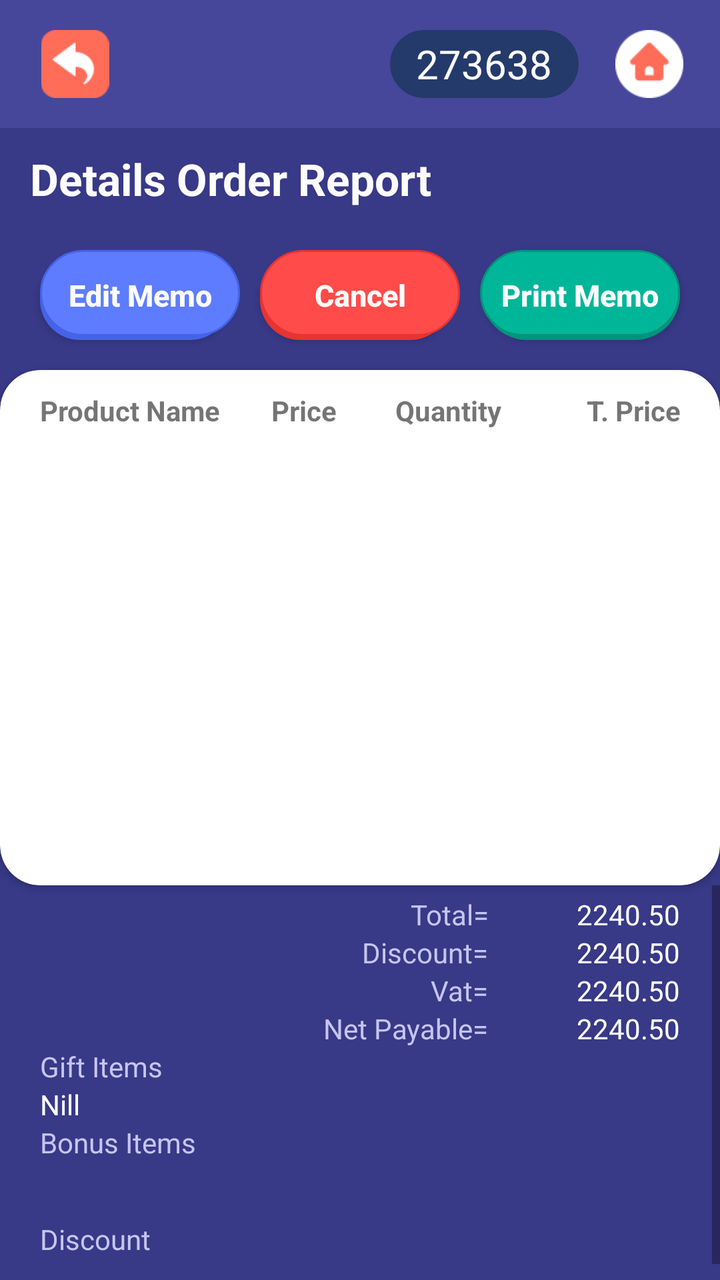
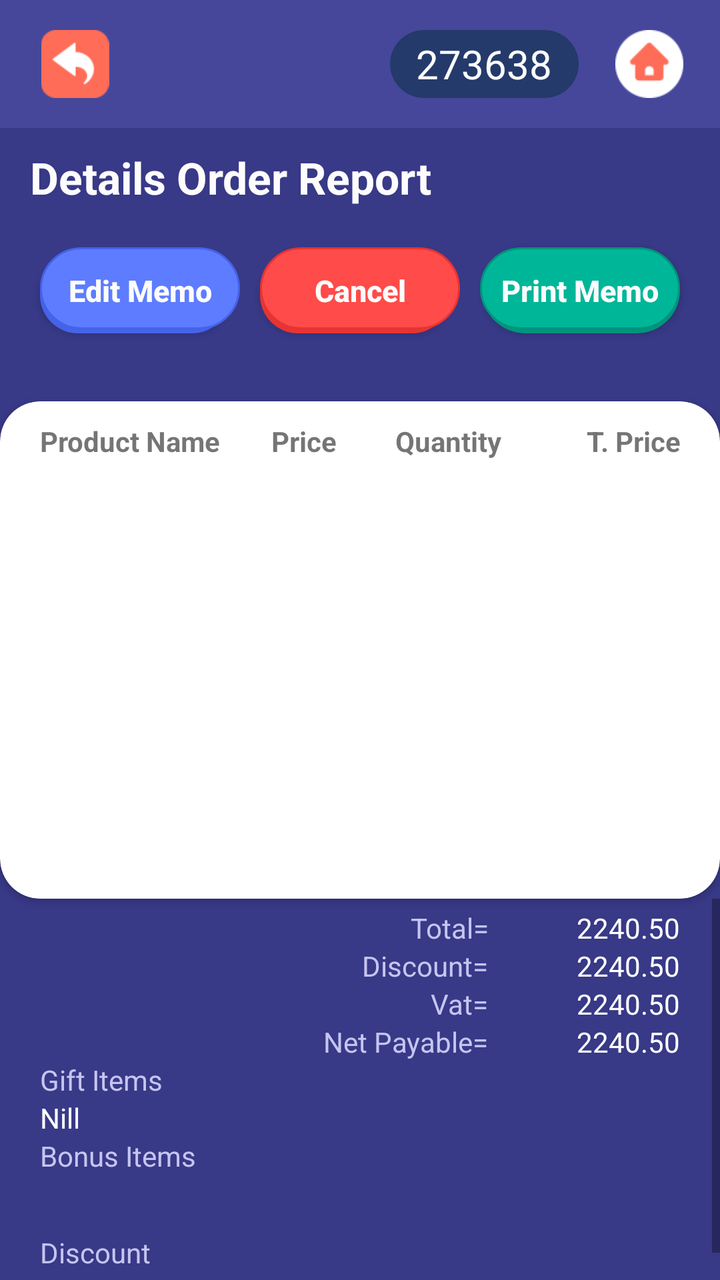

The first picture is an Android layout as it rendered before a commit; the second is the same layout after the commit. The layout source and the unified diff follow.
<!-- AndroidManifest.xml: application theme AppTheme -->
<!-- res/layout/activity_details_order_report.xml -->
<?xml version="1.0" encoding="utf-8"?>
<LinearLayout xmlns:android="http://schemas.android.com/apk/res/android"
    xmlns:app="http://schemas.android.com/apk/res-auto"
    xmlns:tools="http://schemas.android.com/tools"
    android:layout_width="match_parent"
    android:layout_height="match_parent"
    android:weightSum="4"
    android:orientation="vertical"
    android:background="@color/new_outlet"
    tools:context=".DetailsOrderReport">

    <LinearLayout
        android:layout_width="match_parent"
        android:layout_height="0dp"
        android:background="@color/secondary_color"
        android:weightSum="2"
        android:orientation="horizontal"
        android:layout_weight="0.4">

        <LinearLayout
            android:layout_width="0dp"
            android:layout_height="match_parent"
            android:weightSum="1"
            android:orientation="horizontal"
            android:gravity="left"
            android:layout_weight="1">

            <ImageView
                android:id="@+id/back"
                android:layout_width="0dp"
                android:layout_height="match_parent"
                android:layout_weight="0.3"
                android:src="@drawable/backicon"
                android:layout_margin="15dp"></ImageView>

        </LinearLayout>

        <LinearLayout
            android:layout_width="0dp"
            android:layout_height="match_parent"
            android:weightSum="1"
            android:gravity="right"
            android:orientation="horizontal"
            android:layout_weight="1">

            <TextView
                android:id="@+id/user_txt_view"
                android:layout_width="0dp"
                android:layout_height="match_parent"
                android:layout_weight="0.7"
                android:layout_marginTop="15dp"
                android:layout_marginBottom="15dp"
                android:layout_marginLeft="15dp"
                android:background="@drawable/login_id_bg_shade"
                android:text="273638"
                android:autoSizeTextType="uniform"
                android:autoSizeMinTextSize="12sp"
                android:autoSizeMaxTextSize="20sp"
                android:autoSizeStepGranularity="2sp"
                android:textColor="@color/background_white"
                android:textAlignment="center"
                android:gravity="center"></TextView>

            <ImageView
                android:id="@+id/home"
                android:layout_width="0dp"
                android:layout_height="match_parent"
                android:layout_weight="0.3"
                android:src="@drawable/home"
                android:layout_margin="15dp">

            </ImageView>


        </LinearLayout>

    </LinearLayout>
    /*toolbar = 0.4 now main layout = 3.6*/

    //mail layout = 3.6
    <LinearLayout
        android:layout_width="match_parent"
        android:layout_height="0dp"
        android:layout_weight="3.6"
        android:weightSum="4"
        android:orientation="vertical">
   // text Title = 0.3 rest = 3.7
        <LinearLayout
            android:layout_width="match_parent"
            android:layout_height="0dp"
            android:layout_weight="0.3"
            android:layout_marginTop="5dp"
            android:layout_marginLeft="15dp"
            android:layout_marginRight="15dp"
            android:layout_marginBottom="10dp"
            android:orientation="vertical"
            >

            <TextView
                android:id="@+id/title"
                android:layout_width="wrap_content"
                android:layout_height="match_parent"
                android:gravity="center"
                android:text="Details Order Report"
                android:textColor="@color/background_white"
                android:textSize="22sp"
                android:textStyle="bold">

            </TextView>

        </LinearLayout>

        //3 buttons = 0.4, rest = 3.3
        <LinearLayout
            android:id="@+id/temp"
            android:layout_width="match_parent"
            android:layout_height="0dp"
            android:layout_weight="0.4"
            android:layout_marginLeft="15dp"
            android:layout_marginRight="15dp"
            android:layout_marginBottom="10dp"
            android:orientation="horizontal"
            android:weightSum="3">

            <Button
                android:id="@+id/btnEdit"
                android:gravity="center"
                android:layout_width="0dp"
                android:layout_weight="1"
                android:layout_height="wrap_content"
                android:text="Edit Memo"
                android:textColor="@color/background_white"
                android:textAllCaps="false"
                android:textSize="15sp"
                android:singleLine="true"
                android:textStyle="bold"
                android:layout_margin="5dp"
                android:background="@drawable/ash_button">

            </Button>
            <Button
                android:id="@+id/cancel"
                android:gravity="center"
                android:layout_width="0dp"
                android:layout_weight="1"
                android:layout_height="wrap_content"
                android:text="Cancel"
                android:singleLine="true"
                android:textColor="@color/background_white"
                android:textAllCaps="false"
                android:textSize="15sp"
                android:textStyle="bold"
                android:layout_margin="5dp"
                android:background="@drawable/red_button">

            </Button>
            <Button
                android:id="@+id/print"
                android:gravity="center"
                android:layout_width="0dp"
                android:layout_weight="1"
                android:layout_height="wrap_content"
                android:singleLine="true"
                android:text="Print Memo"
                android:textColor="@color/background_white"
                android:textSize="15sp"
                android:textStyle="bold"
                android:textAllCaps="false"
                android:layout_margin="5dp"
                android:background="@drawable/green_button">

            </Button>



        </LinearLayout>
        //scrollview container =2.7 rest = 0.6

        //white form cardview
        <androidx.cardview.widget.CardView
            android:layout_width="match_parent"
            android:layout_height="0dp"
            android:layout_weight="1.87"
            app:cardCornerRadius="20dp"
            >
            <LinearLayout
                android:layout_width="match_parent"
                android:layout_height="match_parent"
                android:weightSum="5"
                android:orientation="vertical"
                android:layout_marginTop="8dp"
                android:layout_marginRight="20dp"
                android:layout_marginLeft="20dp">
                <LinearLayout
                    android:layout_width="match_parent"
                    android:layout_height="0dp"
                    android:layout_weight="0.5"
                    android:weightSum="4"
                    android:orientation="horizontal">
                    <TextView
                        android:layout_width="0dp"
                        android:layout_height="match_parent"
                        android:layout_weight="1.2"
                        android:gravity="left|center"
                        android:textAlignment="gravity"
                        android:textStyle="bold"
                        android:textSize="14sp"
                        android:text="Product Name"

                        >

                    </TextView>
                    <TextView
                        android:layout_width="0dp"
                        android:layout_height="match_parent"
                        android:layout_weight="0.9"
                        android:textAlignment="center"
                        android:gravity="center"
                        android:textStyle="bold"
                        android:textSize="14sp"
                        android:text="Price">

                    </TextView>
                    <TextView
                        android:layout_width="0dp"
                        android:layout_height="match_parent"
                        android:layout_weight="0.9"
                        android:textAlignment="center"
                        android:gravity="center"
                        android:textStyle="bold"
                        android:textSize="14sp"
                        android:text="Quantity">

                    </TextView>
                    <TextView
                        android:layout_width="0dp"
                        android:layout_height="match_parent"
                        android:layout_weight="1"
                        android:gravity="center|right"
                        android:textAlignment="gravity"
                        android:textStyle="bold"
                        android:textSize="14sp"
                        android:text="T. Price">

                    </TextView>

                </LinearLayout>

                <ListView
                    android:id="@+id/list"
                    android:layout_width="match_parent"
                    android:layout_height="0dp"
                    android:layout_weight="4.3">

                </ListView>


            </LinearLayout>




                </androidx.cardview.widget.CardView>



<LinearLayout
    android:layout_width="match_parent"
    android:layout_weight="1.415"
    android:orientation="vertical"
    android:layout_height="0dp">

    <ScrollView
        android:layout_width="match_parent"
        android:nestedScrollingEnabled="true"
        android:layout_height="match_parent">

        <LinearLayout
            android:layout_width="match_parent"
            android:orientation="vertical"
            android:layout_height="match_parent">

        <LinearLayout
            android:layout_width="match_parent"
            android:layout_height="wrap_content"
            android:weightSum="2"
            android:layout_marginTop="5dp"
            android:layout_marginLeft="20dp"
            android:layout_marginRight="20dp"
            android:gravity="right"
            android:orientation="horizontal">

            <TextView
                android:layout_width="0dp"
                android:layout_height="match_parent"
                android:layout_weight="1"
                android:gravity="right"
                android:text="Total="
                android:textColor="@color/off_white"
                >

            </TextView>

            <TextView
                android:id="@+id/total_price"
                android:layout_width="0dp"
                android:layout_height="match_parent"
                android:layout_weight=".6"
                android:gravity="end"
                android:text="2240.50"
                android:textColor="@color/white" />


        </LinearLayout>
        <LinearLayout
            android:layout_width="match_parent"
            android:layout_height="wrap_content"
            android:weightSum="2"
            android:layout_marginLeft="20dp"
            android:layout_marginRight="20dp"
            android:gravity="right"
            android:orientation="horizontal">

            <TextView
                android:layout_width="0dp"
                android:layout_height="match_parent"
                android:layout_weight="1"
                android:gravity="right"
                android:text="Discount="
                android:textColor="@color/off_white"
                >

            </TextView>

            <TextView
                android:id="@+id/discount"
                android:layout_width="0dp"
                android:layout_height="match_parent"
                android:layout_weight=".6"
                android:gravity="end"
                android:text="2240.50"
                android:textColor="@color/white"
                />


        </LinearLayout>

        <LinearLayout
            android:layout_width="match_parent"
            android:layout_height="wrap_content"
            android:weightSum="2"
            android:layout_marginLeft="20dp"
            android:layout_marginRight="20dp"
            android:gravity="right"
            android:orientation="horizontal">

            <TextView
                android:layout_width="0dp"
                android:layout_height="match_parent"
                android:layout_weight="1"
                android:gravity="right"
                android:text="Vat="
                android:textColor="@color/off_white"
                >

            </TextView>

            <TextView
                android:id="@+id/vat"
                android:layout_width="0dp"
                android:layout_height="match_parent"
                android:layout_weight=".6"
                android:gravity="end"
                android:text="2240.50"
                android:textColor="@color/white"
                />


        </LinearLayout>
        <LinearLayout
            android:layout_width="match_parent"
            android:layout_height="wrap_content"
            android:weightSum="2"
            android:layout_marginLeft="20dp"
            android:layout_marginRight="20dp"
            android:gravity="right"
            android:orientation="horizontal">

            <TextView
                android:layout_width="0dp"
                android:layout_height="match_parent"
                android:layout_weight="1"
                android:gravity="right"
                android:text="Net Payable="
                android:textColor="@color/off_white"
                >

            </TextView>

            <TextView
                android:id="@+id/sub_total"
                android:layout_width="0dp"
                android:layout_height="match_parent"
                android:layout_weight=".6"
                android:gravity="end"
                android:text="2240.50"
                android:textColor="@color/white"
                />


        </LinearLayout>
        <LinearLayout
            android:layout_width="match_parent"
            android:layout_height="wrap_content"
            android:layout_marginLeft="20dp"
            android:layout_marginRight="20dp"
            android:orientation="vertical"
            android:weightSum="2">
            

            <LinearLayout
                android:layout_width="match_parent"
                android:layout_height="wrap_content"
                android:layout_weight="2"
                android:weightSum="3"
                android:orientation="vertical">
                <LinearLayout
                    android:layout_width="match_parent"
                    android:layout_height="wrap_content"
                    android:layout_weight="1.5"
                    android:weightSum="2"
                    android:orientation="vertical">

                    <TextView
                        android:layout_width="match_parent"
                        android:layout_height="wrap_content"
                        android:text="Gift Items"
                        android:gravity="center_vertical"
                        android:textColor="@color/off_white"
                        android:layout_weight="1">

                    </TextView>
                    <ScrollView
                        android:layout_width="match_parent"
                        android:layout_height="wrap_content"
                        android:fadeScrollbars="false"
                        android:scrollbarAlwaysDrawVerticalTrack="true"
                        android:layout_weight="1.2"
                        android:scrollbarFadeDuration="50000"
                        android:orientation="vertical">
                        <LinearLayout
                            android:id="@+id/llGift"
                            android:layout_width="match_parent"
                            android:layout_height="match_parent"
                            android:orientation="vertical" >
                            <TextView
                                android:id="@+id/txtGift"
                                android:layout_width="match_parent"
                                android:layout_height="match_parent"
                                android:text="Nill"
                                android:gravity="center_vertical"
                                android:textColor="@color/white" />
                        </LinearLayout>
                    </ScrollView>




                </LinearLayout>
                <LinearLayout
                    android:layout_width="match_parent"
                    android:layout_height="wrap_content"
                    android:layout_weight="1.5"
                    android:weightSum="2"
                    android:orientation="vertical">

                    <TextView
                        android:id="@+id/addBonusBtn"
                        android:layout_width="wrap_content"
                        android:layout_height="0dp"
                        android:layout_weight="1"
                        android:gravity="center"
                        android:text="Bonus Items"
                        android:textColor="@color/off_white"
                        >

                    </TextView>

                    <ScrollView
                        android:layout_width="match_parent"
                        android:layout_height="0dp"
                        android:fadeScrollbars="false"
                        android:scrollbarAlwaysDrawVerticalTrack="true"
                        android:layout_weight="1"
                        android:nestedScrollingEnabled="true"
                        android:scrollbarFadeDuration="50000"
                        android:orientation="vertical">
                        <LinearLayout
                            android:id="@+id/llBonus"
                            android:layout_width="match_parent"
                            android:layout_height="wrap_content"
                            android:orientation="vertical" >
                            <TextView
                                android:id="@+id/txtBonus"
                                android:layout_width="wrap_content"
                                android:textColor="@color/white"
                                android:layout_height="wrap_content"
                                android:textSize="11dp"
                                />
                            <TextView
                                android:id="@+id/txtBonusExtra"
                                android:layout_width="wrap_content"
                                android:textColor="@color/white"
                                android:layout_height="wrap_content"
                                android:textSize="11dp"
                                />
                        </LinearLayout>
                    </ScrollView>


                </LinearLayout>
                <LinearLayout
                    android:layout_width="match_parent"
                    android:layout_height="wrap_content"
                    android:layout_weight="1.5"
                    android:weightSum="2"
                    android:orientation="vertical">

                    <TextView
                        android:layout_width="wrap_content"
                        android:layout_height="wrap_content"
                        android:layout_weight="1"
                        android:gravity="center"
                        android:text="Discount"
                        android:textColor="@color/off_white">

                    </TextView>

                    <ScrollView
                        android:layout_width="match_parent"
                        android:layout_height="wrap_content"
                        android:fadeScrollbars="false"
                        android:scrollbarAlwaysDrawVerticalTrack="true"
                        android:layout_weight="1"
                        android:nestedScrollingEnabled="true"
                        android:scrollbarFadeDuration="50000"
                        android:orientation="vertical">
                        <LinearLayout
                            android:layout_width="match_parent"
                            android:layout_height="wrap_content"
                            android:orientation="vertical" >

                            <TextView
                                android:id="@+id/discount_details"
                                android:layout_width="wrap_content"
                                android:textColor="@color/white"
                                android:layout_height="wrap_content"
                                android:textSize="11dp"
                                />
                        </LinearLayout>
                    </ScrollView>


                </LinearLayout>


            </LinearLayout>



        </LinearLayout>

        </LinearLayout>

    </ScrollView>
</LinearLayout>

    </LinearLayout>




</LinearLayout>
<!-- resources referenced by this layout -->
<resources>
  <color name="background_white">#FCFCFC</color>
  <color name="new_outlet">#383987</color>
  <color name="off_white">#C5C5F1</color>
  <color name="secondary_color">#46479A</color>
  <color name="white">#FFFFFF</color>
  <!-- drawable ash_button (drawable) -->
  <selector xmlns:android="http://schemas.android.com/apk/res/android">
      <item>
          <layer-list>
              <item android:right="5dp" android:top="5dp">
                  <shape>
                      <corners android:radius="20dp" />
                      <solid android:color="#4563E9" />
                  </shape>
              </item>
              <item android:bottom="2dp" >
                  <shape>
                      <gradient android:angle="270"
                          android:endColor="#5E7CFF" android:startColor="#5E7CFF" />
                      <stroke android:width="1dp" android:color="#4563E9" />
                      <corners android:radius="25dp" />
                  </shape>
              </item>
          </layer-list>
      </item>
  </selector>
  <!-- drawable backicon: png bitmap (drawable, 1263 bytes) -->
  <!-- drawable green_button (drawable) -->
  <selector xmlns:android="http://schemas.android.com/apk/res/android">
      <item>
          <layer-list>
              <item android:left="1dp" android:top="0dp">
                  <shape>
                      <corners android:radius="25dp" />
                      <solid android:color="#00947C" />
                  </shape>
              </item>
              <item android:bottom="2dp" >
                  <shape>
                      <gradient android:angle="270"
                          android:endColor="#00B698" android:startColor="#00B698" />
                      <stroke android:width="1dp" android:color="#00947C" />
                      <corners android:radius="25dp" />
                  </shape>
              </item>
          </layer-list>
      </item>
  </selector>
  <!-- drawable home: png bitmap (drawable, 1222 bytes) -->
  <!-- drawable login_id_bg_shade (drawable) -->
  <?xml version="1.0" encoding="utf-8"?>
  <shape xmlns:android="http://schemas.android.com/apk/res/android"
      android:shape="rectangle" >
  
      <corners
          android:bottomLeftRadius="30dp"
          android:bottomRightRadius="30dp"
          android:radius="60dp"
          android:topLeftRadius="30dp"
          android:topRightRadius="30dp" />
  
      <solid android:color="@color/in" />
  
      <padding
          android:bottom="0dp"
          android:left="0dp"
          android:right="0dp"
          android:top="0dp" />
  
      <size
          android:height="30dp"
          android:width="130dp" />
  
  </shape>
  <!-- drawable red_button (drawable) -->
  <selector xmlns:android="http://schemas.android.com/apk/res/android">
      <item>
          <layer-list>
              <item android:right="5dp" android:top="5dp">
                  <shape>
                      <corners android:radius="20dp" />
                      <solid android:color="#E63432" />
                  </shape>
              </item>
              <item android:bottom="2dp" >
                  <shape>
                      <gradient android:angle="270"
                          android:endColor="#FF4B49" android:startColor="#FF4B49" />
                      <stroke android:width="1dp" android:color="#E63432" />
                      <corners android:radius="25dp" />
                  </shape>
              </item>
          </layer-list>
      </item>
  </selector>
  <style name="AppTheme" parent="Theme.AppCompat.Light.NoActionBar">
          
          <item name="colorPrimary">@color/colorPrimary</item>
          <item name="colorPrimaryDark">@color/colorPrimaryDark</item>
          <item name="colorAccent">@color/colorAccent</item>
      </style>
  <color name="in">#243A6B</color>
  <color name="colorPrimary">#383A87</color>
  <color name="colorPrimaryDark">#383A87</color>
  <color name="colorAccent">#D81B60</color>
</resources>

<!-- the commit's change to res/layout/activity_details_order_report.xml (unified diff, before → after) -->
@@ -122,6 +122,16 @@
             android:orientation="horizontal"
             android:weightSum="3">
 
+            <TextView
+                android:id="@+id/warning"
+                android:visibility="gone"
+                android:layout_width="match_parent"
+                android:textAlignment="center"
+                android:textColor="@color/white"
+                android:textSize="@dimen/_15sdp"
+                android:text="Order Processing In Server Check\n status In Process Status..."
+                android:layout_height="wrap_content"/>
+
             <Button
                 android:id="@+id/btnEdit"
                 android:gravity="center"
@@ -175,7 +185,10 @@
 
         </LinearLayout>
         //scrollview container =2.7 rest = 0.6
-
+        <TextView
+            android:layout_width="match_parent"
+            android:text=""
+            android:layout_height="wrap_content"/>
         //white form cardview
         <androidx.cardview.widget.CardView
             android:layout_width="match_parent"
